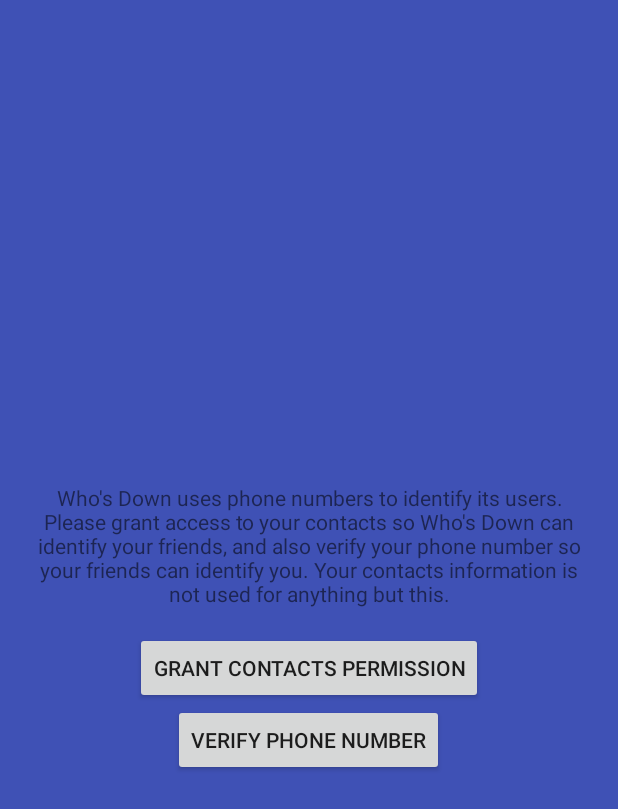
After one commit to NickvanDyke/Whos-Down-Android, an Android app: the layout activity_permissions.xml on its own in the app's theme, with its tools: preview values and no code run, on a phone screen of 412 x 824 dp. The commit adds this screen. Shown: the top 809 px of the screen. Run offline under Robolectric (Android 15) with nearby library versions, the phone set to English and light mode, and no system bars.

Commit message:
Make a separate activity for permissions/authentication
also adhere more to the MVVM architecture

```diff
--- a/app/src/main/AndroidManifest.xml
+++ b/app/src/main/AndroidManifest.xml
@@ -22,6 +22,11 @@
                 <category android:name="android.intent.category.LAUNCHER"/>
             </intent-filter>
         </activity>
+        <activity
+            android:name=".PermissionsActivity"
+            android:screenOrientation="portrait">
+        </activity>
+
     </application>
 
 </manifest>
--- /dev/null
+++ b/app/src/main/res/layout/activity_permissions.xml
@@ -0,0 +1,30 @@
+<?xml version="1.0" encoding="utf-8"?>
+<LinearLayout
+    xmlns:android="http://schemas.android.com/apk/res/android"
+    android:orientation="vertical"
+    android:layout_width="match_parent"
+    android:layout_height="match_parent"
+    android:gravity="center"
+    android:background="@color/colorPrimary">
+
+    <TextView
+        android:gravity="center"
+        android:padding="16dp"
+        android:layout_width="wrap_content"
+        android:layout_height="wrap_content"
+        android:text="Who's Down uses phone numbers to identify its users. Please grant access to your contacts so Who's Down can identify your friends, and also verify your phone number so your friends can identify you. Your contacts information is not used for anything but this."/>
+
+    <Button
+        android:id="@+id/contactsButton"
+        android:layout_width="wrap_content"
+        android:layout_height="wrap_content"
+        android:onClick="requestContactsPermission"
+        android:text="Grant contacts permission"/>
+
+    <Button
+        android:id="@+id/logInButton"
+        android:onClick="logIn"
+        android:layout_width="wrap_content"
+        android:layout_height="wrap_content"
+        android:text="Verify phone number"/>
+</LinearLayout>
```
Also changed, not shown: app/src/main/java/com/vandyke/whosdown/PermissionsActivity.kt (added, +74 -0 lines), app/src/main/java/com/vandyke/whosdown/ui/FirebaseModel.kt (+28 -3 lines), app/src/main/java/com/vandyke/whosdown/ui/MainActivity.kt (+22 -34 lines), app/src/main/java/com/vandyke/whosdown/ui/ViewModel.kt (+8 -38 lines), app/src/main/res/layout/activity_main.xml (+10 -21 lines).
